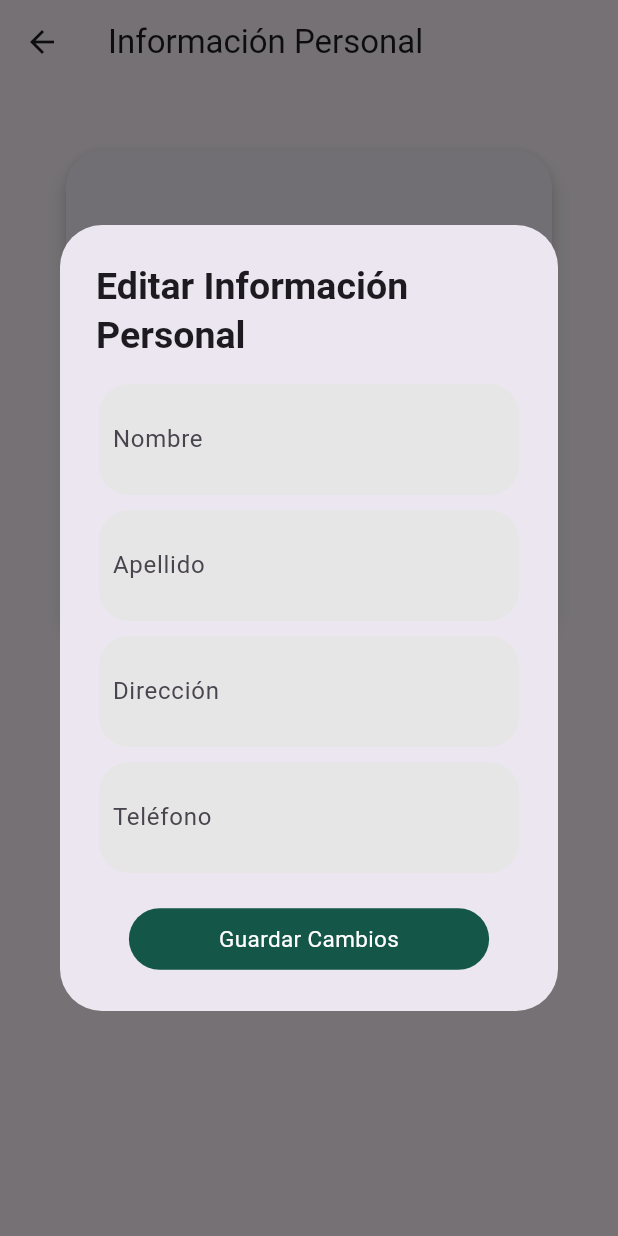
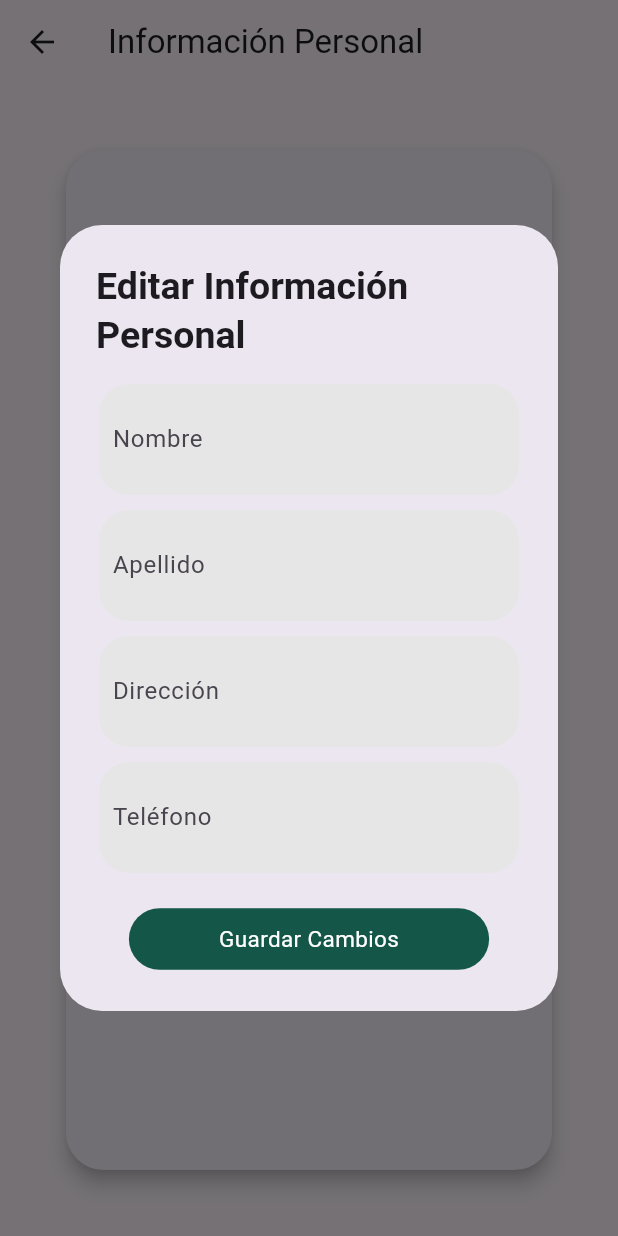
Before and after one commit to LuisDiegoGR/appdevfinal, a Flutter app: the PersonalInfo screen opened directly, after a tap on "Editar", on a phone screen of 412 x 824 dp. Run offline on Flutter 3.47's test engine with Material 3 defaults, Android fonts, the phone set to English and light mode, and no system bars; our stand-ins replace cloud_firestore, firebase_auth, firebase_core, firebase_database, firebase_messaging, firebase_storage and 4 more; accounts and stored records are empty; statements that could not run were skipped.

Commit message:
error personal info

```diff
--- a/lib/Personalinfo.dart
+++ b/lib/Personalinfo.dart
@@ -1,7 +1,7 @@
 import 'package:appdevfinal/TerceraPage.dart';
-import 'package:flutter/material.dart';
 import 'package:cloud_firestore/cloud_firestore.dart';
 import 'package:firebase_auth/firebase_auth.dart';
+import 'package:flutter/material.dart';
 
 class PersonalInfo extends StatefulWidget {
   @override
@@ -52,7 +52,7 @@ class _PersonalInfoState extends State<PersonalInfo> {
           var userData = snapshot.data!.data() as Map<String, dynamic>;
 
           return Padding(
-            padding: const EdgeInsets.only(top: 40, left: 40, right: 40, bottom: 400),
+            padding: const EdgeInsets.symmetric(horizontal: 40, vertical: 40),
             child: Card(
               shape: RoundedRectangleBorder(
                 borderRadius: BorderRadius.circular(25.0),
@@ -125,7 +125,7 @@ class _PersonalInfoState extends State<PersonalInfo> {
                                           ),
                                         ),
                                       ),
-                                      SizedBox(height: 10),
+                                      const SizedBox(height: 10),
                                       Container(
                                         width: 280,
                                         padding: const EdgeInsets.all(9),
@@ -142,7 +142,7 @@ class _PersonalInfoState extends State<PersonalInfo> {
                                           ),
                                         ),
                                       ),
-                                      SizedBox(height: 10),
+                                      const SizedBox(height: 10),
                                       Container(
                                         width: 280,
                                         padding: const EdgeInsets.all(9),
@@ -159,7 +159,7 @@ class _PersonalInfoState extends State<PersonalInfo> {
                                           ),
                                         ),
                                       ),
-                                      SizedBox(height: 10),
+                                      const SizedBox(height: 10),
                                       Container(
                                         width: 280,
                                         padding: const EdgeInsets.all(9),
@@ -218,11 +218,11 @@ class _PersonalInfoState extends State<PersonalInfo> {
                           );
                         },
                         style: ButtonStyle(
-                          backgroundColor: WidgetStateProperty.all<Color>(const Color(0xFF145647)),
-                          padding: WidgetStateProperty.all<EdgeInsetsGeometry>(
+                          backgroundColor: MaterialStateProperty.all<Color>(const Color(0xFF145647)),
+                          padding: MaterialStateProperty.all<EdgeInsetsGeometry>(
                             const EdgeInsets.symmetric(vertical: 12, horizontal: 50),
                           ),
-                          shape: WidgetStateProperty.all(
+                          shape: MaterialStateProperty.all(
                             RoundedRectangleBorder(borderRadius: BorderRadius.circular(30.0)),
                           ),
                         ),
```
Lines whose indentation alone changed are shown as unchanged.
